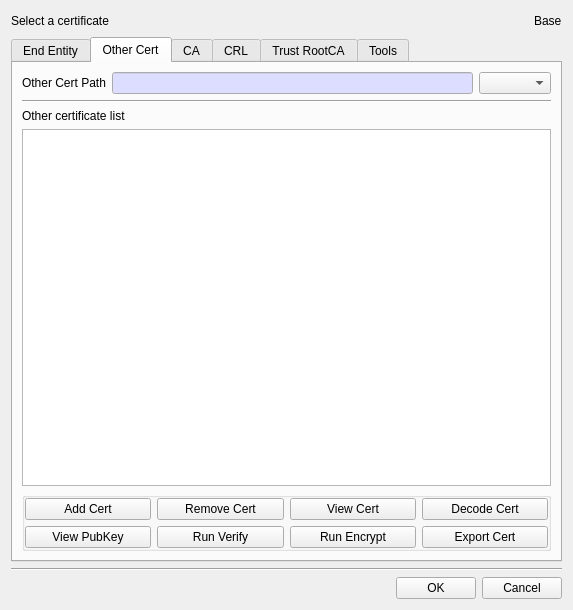
This is BerEditor/cert_man_dlg.ui in jykim74/BerEditor as Qt 5 draws it before an edit. The edited form follows.
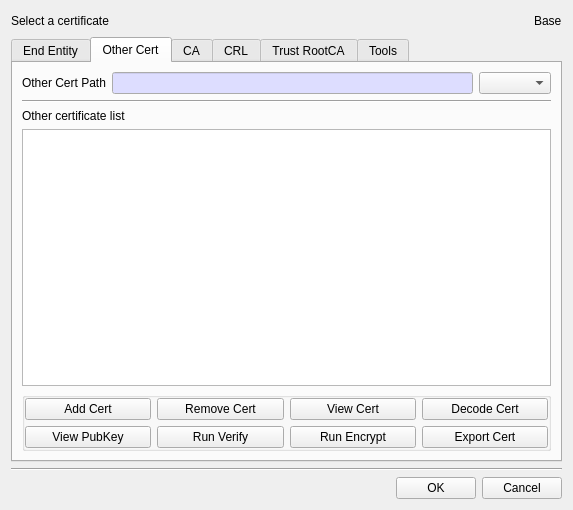
This is the edited form. The open tabs and pages were chosen to show the change.

```diff
--- a/BerEditor/cert_man_dlg.ui
+++ b/BerEditor/cert_man_dlg.ui
@@ -7,7 +7,7 @@
     <x>0</x>
     <y>0</y>
     <width>573</width>
-    <height>610</height>
+    <height>510</height>
    </rect>
   </property>
   <property name="windowTitle">
```
Left out of the diff: 20 changed lines with no effect on the pictures.
